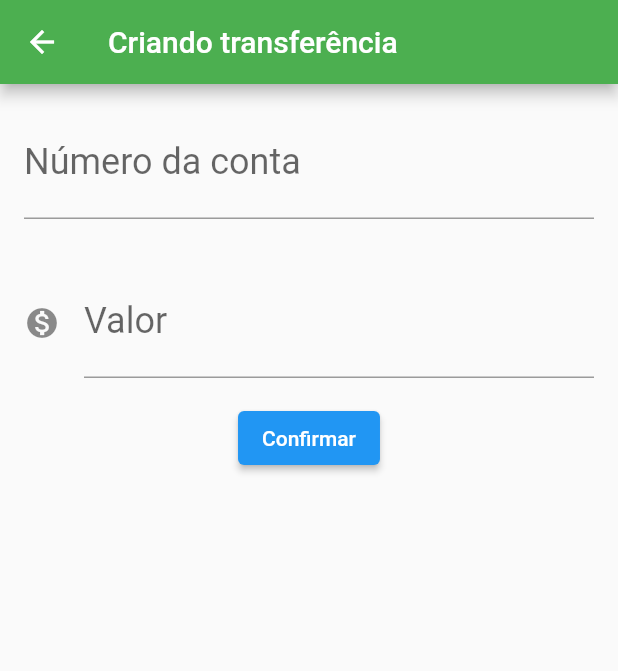
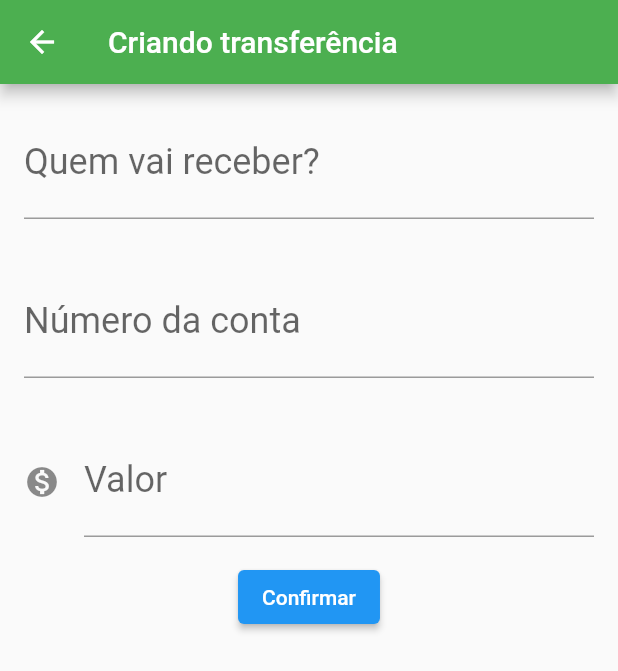
Before and after one commit to ChristianNagata/flutter_app, a Flutter app: the FormularioTransferencia screen opened directly, on a phone screen of 412 x 824 dp. Shown: the top 671 px of the screen. Run offline on Flutter 3.47's test engine with Material 2 defaults, Android fonts, the phone set to English and light mode, and no system bars; our stand-ins replace sqflite; accounts and stored records are empty.

Commit message:
adição do campo nome na tela de tranferência

```diff
--- a/lib/components/editor.dart
+++ b/lib/components/editor.dart
@@ -4,9 +4,10 @@ class Editor extends StatelessWidget {
   final TextEditingController _controlador;
   final String _rotulo;
   final String _dica;
+  final TextInputType _inputType;
   final IconData? _icone;
 
-  Editor(this._controlador, this._rotulo, this._dica, [this._icone]);
+  Editor(this._controlador, this._rotulo, this._dica, this._inputType, [this._icone]);
 
   @override
   Widget build(BuildContext context) {
@@ -19,7 +20,7 @@ class Editor extends StatelessWidget {
           labelText: _rotulo,
           hintText: _dica,
         ),
-        keyboardType: TextInputType.number,
+        keyboardType: _inputType,
         controller: _controlador,
       ),
     );
--- a/lib/models/transferencia.dart
+++ b/lib/models/transferencia.dart
@@ -1,14 +1,16 @@
 class Transferencia {
+  final String nomeRecebedor;
   final double valor;
   final int numeroConta;
 
   Transferencia(
+    this.nomeRecebedor,
     this.valor,
     this.numeroConta,
   );
 
   @override
   String toString() {
-    return 'Transferencia{valor: $valor, numeroConta: $numeroConta}';
+    return 'Transferencia{nomeRecebedor: $nomeRecebedor, valor: $valor, numeroConta: $numeroConta}';
   }
 }
--- a/lib/screens/transferencia/formulario.dart
+++ b/lib/screens/transferencia/formulario.dart
@@ -3,10 +3,16 @@ import '../../components/editor.dart';
 import '../../models/transferencia.dart';
 
 const _tituloAppBar = Text('Criando transferência');
+
 const _rotuloCampoValor = 'Valor';
 const _dicaCampoValor = '0.00';
+
 const _rotuloCampoNumeroConta = 'Número da conta';
 const _dicaCampoNumeroConta = '0000';
+
+const _rotuloCampoNome = 'Quem vai receber?';
+const _dicaCampoNome = 'Nome Completo';
+
 const _textoBotaoConfirmar = Text('Confirmar');
 
 class FormularioTransferencia extends StatefulWidget {
@@ -22,6 +28,7 @@ class FormularioTransferencia extends StatefulWidget {
 class FormularioTransferenciaState extends State<FormularioTransferencia> {
   final TextEditingController _controladorCampoNumeroConta =
       TextEditingController();
+  final TextEditingController _controladorCampoNome = TextEditingController();
   final TextEditingController _controladorCampoValor = TextEditingController();
 
   @override
@@ -35,14 +42,22 @@ class FormularioTransferenciaState extends State<FormularioTransferencia> {
         child: Column(
           children: [
             Editor(
+              _controladorCampoNome,
+              _rotuloCampoNome,
+              _dicaCampoNome,
+              TextInputType.name,
+            ),
+            Editor(
               _controladorCampoNumeroConta,
               _rotuloCampoNumeroConta,
               _dicaCampoNumeroConta,
+              TextInputType.number,
             ),
             Editor(
               _controladorCampoValor,
               _rotuloCampoValor,
               _dicaCampoValor,
+              TextInputType.number,
               Icons.monetization_on,
             ),
             ElevatedButton(
@@ -56,10 +71,11 @@ class FormularioTransferenciaState extends State<FormularioTransferencia> {
   }
 
   void _criaTransferencia(BuildContext context) {
+    final String nomeRecebedor = _controladorCampoNome.text;
     final int? numeroConta = int.tryParse(_controladorCampoNumeroConta.text);
     final double? valor = double.tryParse(_controladorCampoValor.text);
     if (numeroConta != null && valor != null) {
-      final transferenciaCriada = Transferencia(valor, numeroConta);
+      final transferenciaCriada = Transferencia(nomeRecebedor, valor, numeroConta);
       Navigator.pop(context, transferenciaCriada);
     }
   }
--- a/lib/screens/transferencia/lista.dart
+++ b/lib/screens/transferencia/lista.dart
@@ -62,7 +62,8 @@ class Itemtransferencia extends StatelessWidget {
             color: Colors.green,
           ),
           title: Text('R\$ ${_transferencia.valor.toString()}'),
-          subtitle: Text('Conta: ${_transferencia.numeroConta.toString()}'),
+          subtitle: Text('Nome: ${_transferencia.nomeRecebedor.toString()} - '
+              'conta: ${_transferencia.numeroConta.toString()}'),
         ),
       );
 }
```
